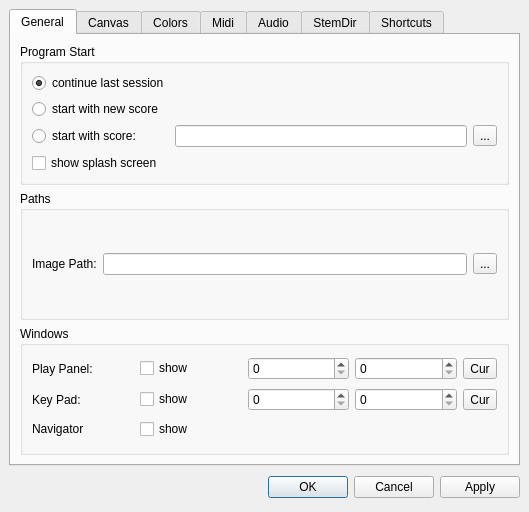
Above: mscore/mscore/prefsdialog.ui from musescore/musescore-old before the change. Below: the same form after it.
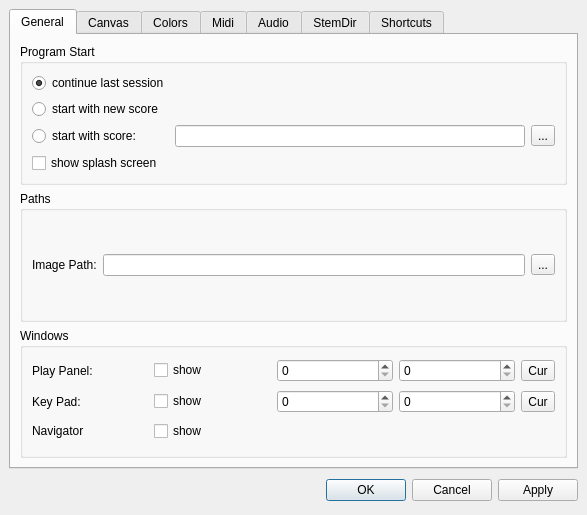
That is the form after the change. Icons and pictures are not drawn. Custom widgets are drawn as their Qt base class.

```diff
--- a/mscore/mscore/prefsdialog.ui
+++ b/mscore/mscore/prefsdialog.ui
@@ -5,8 +5,8 @@
    <rect>
     <x>0</x>
     <y>0</y>
-    <width>529</width>
-    <height>512</height>
+    <width>587</width>
+    <height>515</height>
    </rect>
   </property>
   <property name="windowTitle" >
@@ -34,6 +34,14 @@
       <number>0</number>
      </property>
      <widget class="QWidget" name="tab" >
+      <property name="geometry" >
+       <rect>
+        <x>0</x>
+        <y>0</y>
+        <width>565</width>
+        <height>421</height>
+       </rect>
+      </property>
       <attribute name="title" >
        <string>General</string>
       </attribute>
@@ -1643,7 +1651,7 @@
         <enum>Qt::Horizontal</enum>
        </property>
        <property name="standardButtons" >
-        <set>QDialogButtonBox::Apply|QDialogButtonBox::Cancel|QDialogButtonBox::NoButton|QDialogButtonBox::Ok</set>
+        <set>QDialogButtonBox::Apply|QDialogButtonBox::Cancel|QDialogButtonBox::Ok</set>
        </property>
       </widget>
      </item>
```
Left out of the diff: 80 changed lines with no effect on the pictures.
